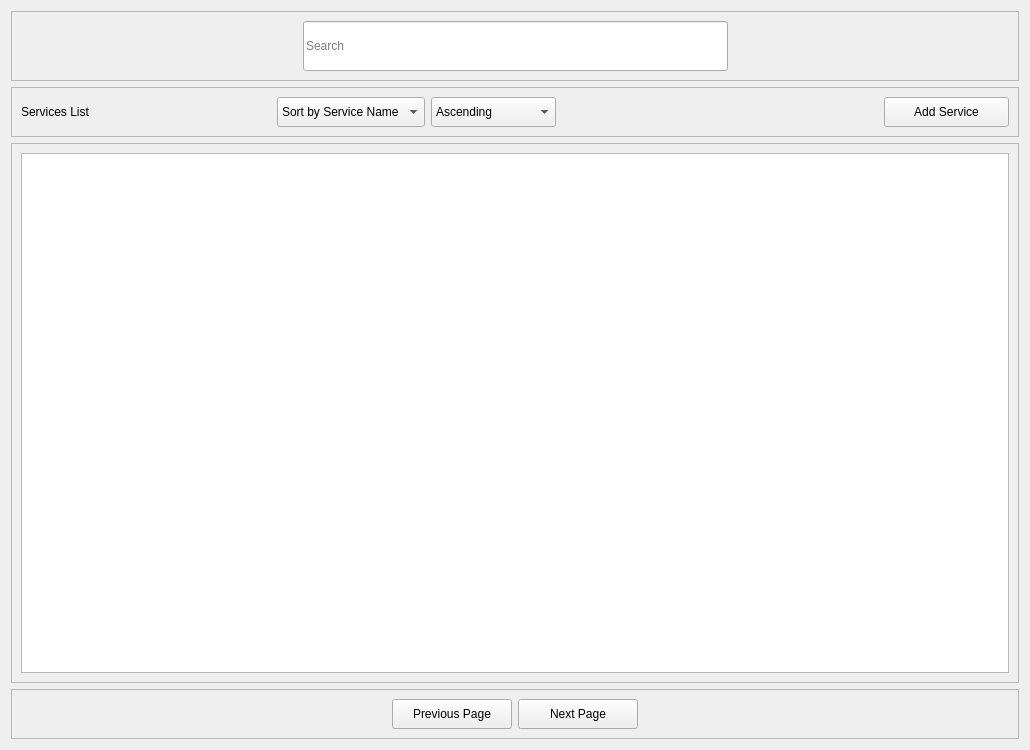
Above: ui_files/services_page.ui from xbryan25/hotel-management-system before the change. Below: the same form after it.
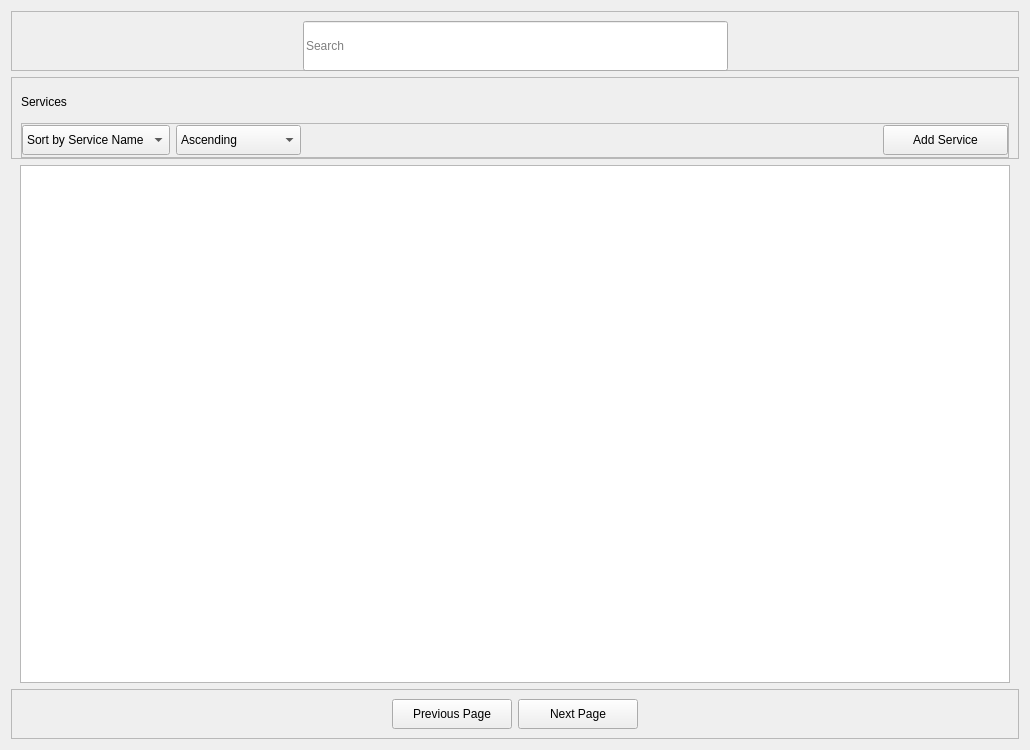
That is the form after the change.

Commit message: ui(billing_page, booking_page, guests_page, services_page): made these pages be consistent with each other

What changed in the file:
```diff
--- a/ui_files/services_page.ui
+++ b/ui_files/services_page.ui
@@ -35,7 +35,50 @@
       <enum>QFrame::Raised</enum>
      </property>
      <layout class="QGridLayout" name="gridLayout_4">
-      <item row="1" column="1">
+      <property name="bottomMargin">
+       <number>0</number>
+      </property>
+      <item row="1" column="0">
+       <widget class="QLabel" name="services_label">
+        <property name="minimumSize">
+         <size>
+          <width>250</width>
+          <height>30</height>
+         </size>
+        </property>
+        <property name="text">
+         <string>Services</string>
+        </property>
+       </widget>
+      </item>
+      <item row="2" column="0">
+       <widget class="QFrame" name="actions_frame">
+        <property name="minimumSize">
+         <size>
+          <width>0</width>
+          <height>35</height>
+         </size>
+        </property>
+        <property name="frameShape">
+         <enum>QFrame::StyledPanel</enum>
+        </property>
+        <property name="frameShadow">
+         <enum>QFrame::Raised</enum>
+        </property>
+        <layout class="QGridLayout" name="gridLayout_6">
+         <property name="leftMargin">
+          <number>0</number>
+         </property>
+         <property name="topMargin">
+          <number>0</number>
+         </property>
+         <property name="rightMargin">
+          <number>0</number>
+         </property>
+         <property name="bottomMargin">
+          <number>0</number>
+         </property>
+         <item row="0" column="0">
        <widget class="QComboBox" name="sort_by_combobox">
         <property name="minimumSize">
          <size>
@@ -58,20 +101,7 @@
         </item>
        </widget>
       </item>
-      <item row="1" column="0">
-       <widget class="QLabel" name="services_list_label">
-        <property name="minimumSize">
-         <size>
-          <width>250</width>
-          <height>0</height>
-         </size>
-        </property>
-        <property name="text">
-         <string>Services List</string>
-        </property>
-       </widget>
-      </item>
-      <item row="1" column="2">
+         <item row="0" column="1">
        <widget class="QComboBox" name="sort_type_combobox">
         <property name="minimumSize">
          <size>
@@ -94,7 +124,7 @@
         </item>
        </widget>
       </item>
-      <item row="1" column="3">
+         <item row="0" column="2">
        <spacer name="hs_3">
         <property name="orientation">
          <enum>Qt::Horizontal</enum>
@@ -107,7 +137,7 @@
         </property>
        </spacer>
       </item>
-      <item row="1" column="4">
+         <item row="0" column="3">
        <widget class="QPushButton" name="add_service_button">
         <property name="minimumSize">
          <size>
@@ -126,12 +156,21 @@
      </layout>
     </widget>
    </item>
+     </layout>
+    </widget>
+   </item>
    <item row="0" column="0">
     <widget class="QFrame" name="search_bar_frame">
      <property name="minimumSize">
       <size>
        <width>0</width>
-       <height>50</height>
+       <height>60</height>
+      </size>
+     </property>
+     <property name="maximumSize">
+      <size>
+       <width>16777215</width>
+       <height>60</height>
       </size>
      </property>
      <property name="frameShape">
@@ -198,12 +237,18 @@
    <item row="2" column="0">
     <widget class="QFrame" name="service_table_view_frame">
      <property name="frameShape">
-      <enum>QFrame::StyledPanel</enum>
+      <enum>QFrame::NoFrame</enum>
      </property>
      <property name="frameShadow">
       <enum>QFrame::Raised</enum>
      </property>
      <layout class="QGridLayout" name="gridLayout_2">
+      <property name="topMargin">
+       <number>0</number>
+      </property>
+      <property name="bottomMargin">
+       <number>0</number>
+      </property>
       <item row="0" column="0">
        <widget class="QTableView" name="services_table_view">
         <property name="showGrid">
```
Lines whose indentation alone changed are shown as unchanged. The commit also changes 11 other files.
